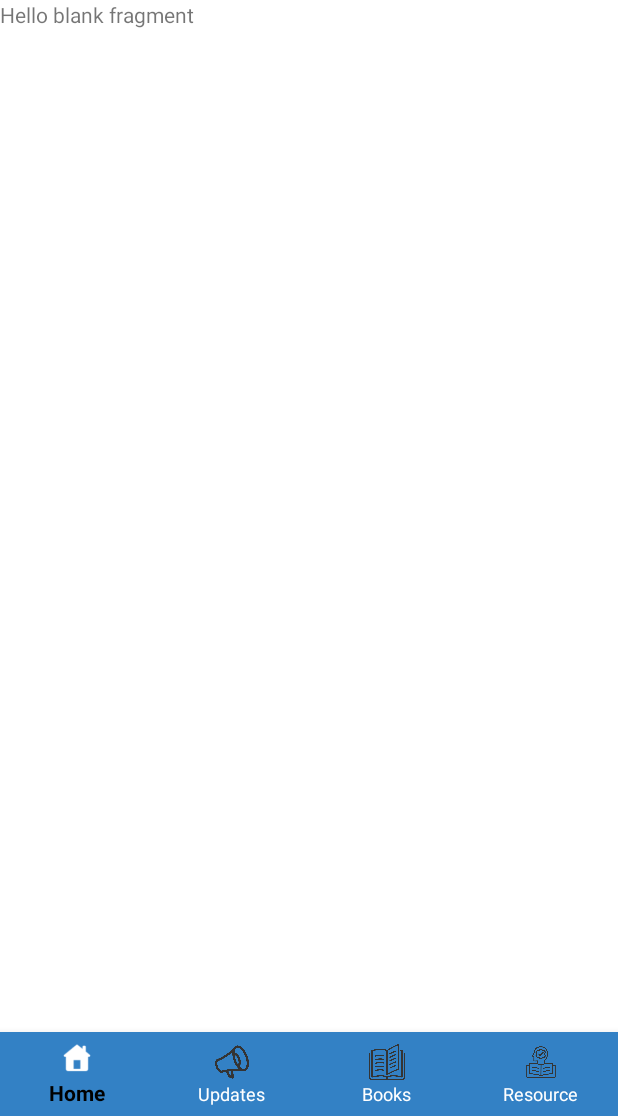
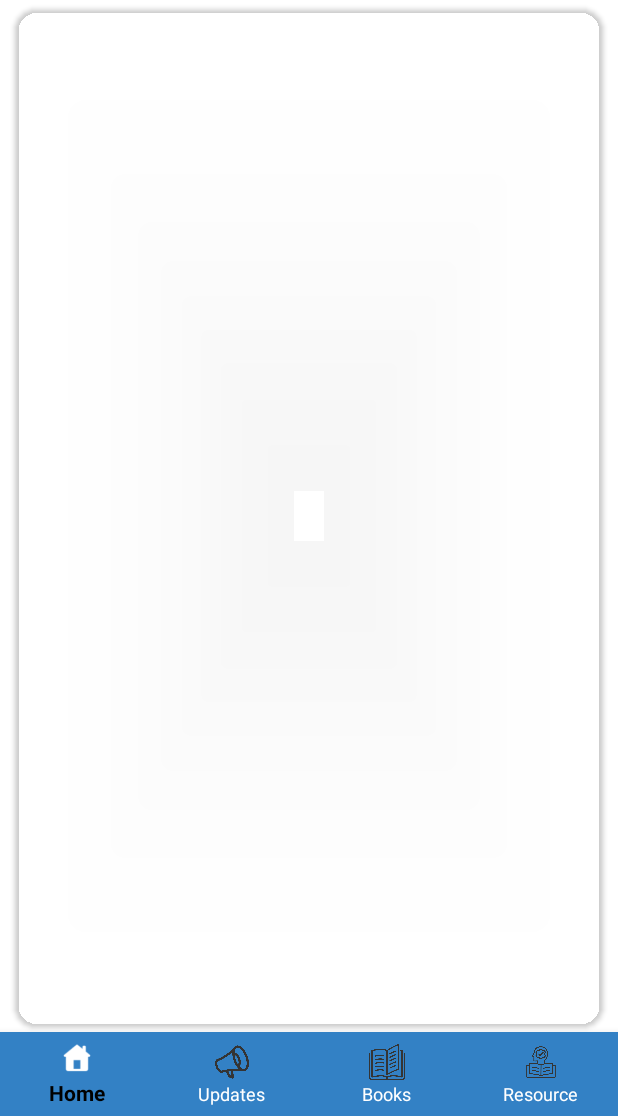
Before and after one commit to sksinha2410/byteverse_team_unknown, an Android app: the screen it shows after launch (MainActivity), on a phone screen of 412 x 824 dp, the part 120-1236 px from its top. Run offline under Robolectric (Android 15) with nearby library versions, the phone set to English and light mode, and no system bars; our stand-ins replace Firebase (no records; nobody signed in at launch, a user with empty details on screens opened directly), navigation-ui, sdp/ssp sizes.

Commit message:
Home Fragment Complete

```diff
--- a/app/src/main/java/com/sksinha2410/classmate/Fragments/HomeFragment.kt
+++ b/app/src/main/java/com/sksinha2410/classmate/Fragments/HomeFragment.kt
@@ -1,60 +1,61 @@
 package com.sksinha2410.classmate.Fragments
 
+import android.annotation.SuppressLint
 import android.os.Bundle
 import androidx.fragment.app.Fragment
 import android.view.LayoutInflater
 import android.view.View
 import android.view.ViewGroup
+import android.widget.ProgressBar
+import android.widget.Toast
+import androidx.recyclerview.widget.RecyclerView
+import com.firebase.ui.database.FirebaseRecyclerOptions
+import com.google.firebase.database.FirebaseDatabase
+import com.sksinha2410.classmate.Adapters.SubjectsAdapter
+import com.sksinha2410.classmate.DataClass.Subjects
 import com.sksinha2410.classmate.R
 
-// TODO: Rename parameter arguments, choose names that match
-// the fragment initialization parameters, e.g. ARG_ITEM_NUMBER
-private const val ARG_PARAM1 = "param1"
-private const val ARG_PARAM2 = "param2"
+class HomeFragment : Fragment() {
 
-/**
- * A simple [Fragment] subclass.
- * Use the [HomeFragment.newInstance] factory method to
- * create an instance of this fragment.
- */
-class HomeFragment : Fragment() {
-    // TODO: Rename and change types of parameters
-    private var param1: String? = null
-    private var param2: String? = null
+    private lateinit var recyclerView: RecyclerView
+    private lateinit var subjectsAdapter: SubjectsAdapter
+    private lateinit var progress: ProgressBar
 
-    override fun onCreate(savedInstanceState: Bundle?) {
-        super.onCreate(savedInstanceState)
-        arguments?.let {
-            param1 = it.getString(ARG_PARAM1)
-            param2 = it.getString(ARG_PARAM2)
-        }
-    }
-
+    @SuppressLint("MissingInflatedId")
     override fun onCreateView(
         inflater: LayoutInflater, container: ViewGroup?,
         savedInstanceState: Bundle?
     ): View? {
-        // Inflate the layout for this fragment
-        return inflater.inflate(R.layout.fragment_home, container, false)
-    }
+        val view: View = inflater.inflate(R.layout.fragment_home, container, false)
+        recyclerView = view.findViewById(R.id.subject_Recycler)
+        progress = view.findViewById(R.id.progressBar)
+        recyclerView.itemAnimator = null
 
-    companion object {
-        /**
-         * Use this factory method to create a new instance of
-         * this fragment using the provided parameters.
-         *
-         * @param param1 Parameter 1.
-         * @param param2 Parameter 2.
-         * @return A new instance of fragment HomeFragment.
-         */
-        // TODO: Rename and change types and number of parameters
-        @JvmStatic
-        fun newInstance(param1: String, param2: String) =
-            HomeFragment().apply {
-                arguments = Bundle().apply {
-                    putString(ARG_PARAM1, param1)
-                    putString(ARG_PARAM2, param2)
-                }
+        val options: FirebaseRecyclerOptions<Subjects?> =
+            FirebaseRecyclerOptions.Builder<Subjects>()
+                .setQuery(
+                    FirebaseDatabase.getInstance().reference.child("Subjects").child("ECE").child("4"),
+                    Subjects::class.java
+                )
+                .build()
+        subjectsAdapter = SubjectsAdapter(options)
+        recyclerView.adapter = subjectsAdapter
+        subjectsAdapter.startListening()
+
+        subjectsAdapter.registerAdapterDataObserver(object : RecyclerView.AdapterDataObserver() {
+            override fun onChanged() {
+                super.onChanged()
+
+                // Now you can reliably get the total item count
+                val itemCount = subjectsAdapter.itemCount
+                println("ItemCount: Total items = $itemCount")
+
+                // Display the item count in a Toast
+                Toast.makeText(view.context.applicationContext, itemCount.toString(), Toast.LENGTH_SHORT).show()
             }
+        })
+
+        progress.visibility = View.INVISIBLE
+        return view
     }
 }
--- a/app/src/main/res/layout/fragment_home.xml
+++ b/app/src/main/res/layout/fragment_home.xml
@@ -3,12 +3,40 @@
     xmlns:tools="http://schemas.android.com/tools"
     android:layout_width="match_parent"
     android:layout_height="match_parent"
+    xmlns:app="http://schemas.android.com/apk/res-auto"
     tools:context=".Fragments.HomeFragment">
+    <androidx.constraintlayout.widget.ConstraintLayout
+        android:layout_width="match_parent"
+        android:layout_height="match_parent">
 
-    <!-- TODO: Update blank fragment layout -->
-    <TextView
-        android:layout_width="match_parent"
-        android:layout_height="match_parent"
-        android:text="@string/hello_blank_fragment" />
+        <androidx.cardview.widget.CardView
+            android:layout_width="match_parent"
+            android:layout_height="match_parent"
+            android:layout_marginHorizontal="@dimen/_10sdp"
+            android:layout_marginVertical="5dp"
+            android:background="@color/black"
+            android:backgroundTint="#00303030"
+            app:cardCornerRadius="@dimen/_15ssp"
+            app:layout_constraintBottom_toBottomOf="parent"
+            app:layout_constraintEnd_toEndOf="parent"
+            app:layout_constraintStart_toStartOf="parent"
+            app:layout_constraintTop_toTopOf="parent">
 
+            <androidx.recyclerview.widget.RecyclerView
+                android:id="@+id/subject_Recycler"
+                android:layout_width="match_parent"
+                android:layout_height="wrap_content"
+                android:layout_marginTop="@dimen/_8sdp"
+                android:orientation="vertical"
+                app:layoutManager="androidx.recyclerview.widget.GridLayoutManager"
+                app:spanCount="2" />
+            <ProgressBar
+                android:id="@+id/progressBar"
+                android:layout_width="wrap_content"
+                android:layout_height="wrap_content"
+                tools:visibility="visible"
+                android:theme="@style/progressBar"
+                android:layout_gravity="center" />
+        </androidx.cardview.widget.CardView>
+    </androidx.constraintlayout.widget.ConstraintLayout>
 </FrameLayout>
```
Also changed, not shown: app/src/main/java/com/sksinha2410/classmate/Adapters/SubjectsAdapter.kt (added, +63 -0 lines), app/src/main/java/com/sksinha2410/classmate/DataClass/Subjects.kt (added, +8 -0 lines), app/src/main/res/layout/subject_item.xml (added, +87 -0 lines).
